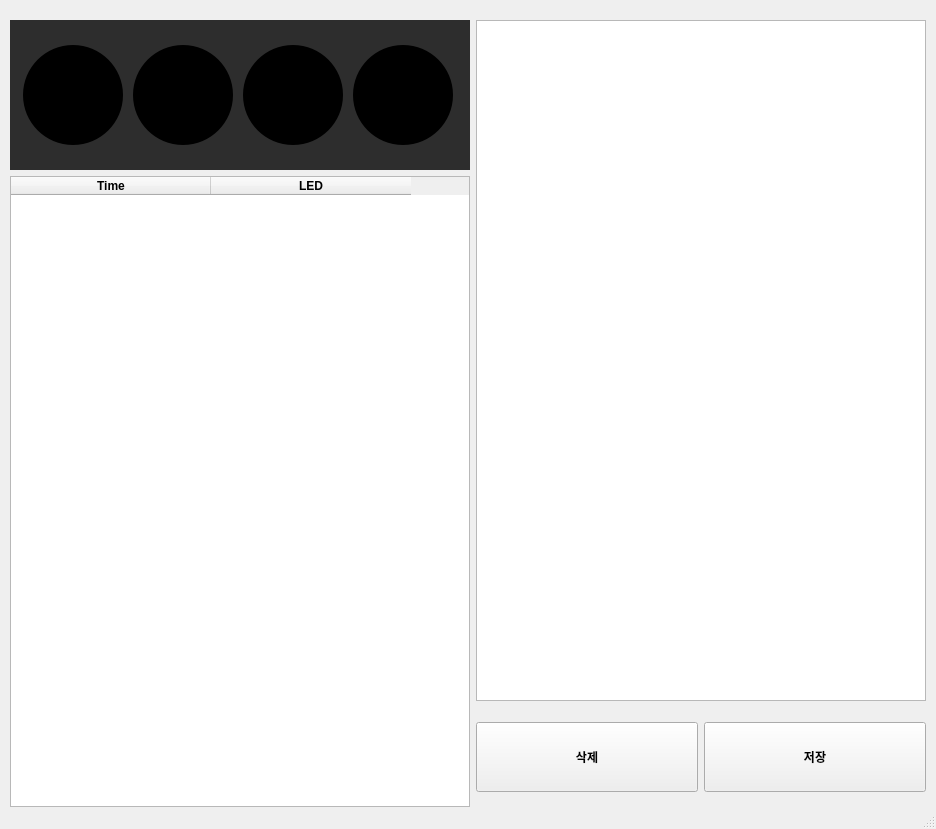
The window that traffic_ui.ui (daehyuh/TrafficLightProject) describes before a commit, drawn with Qt 5.
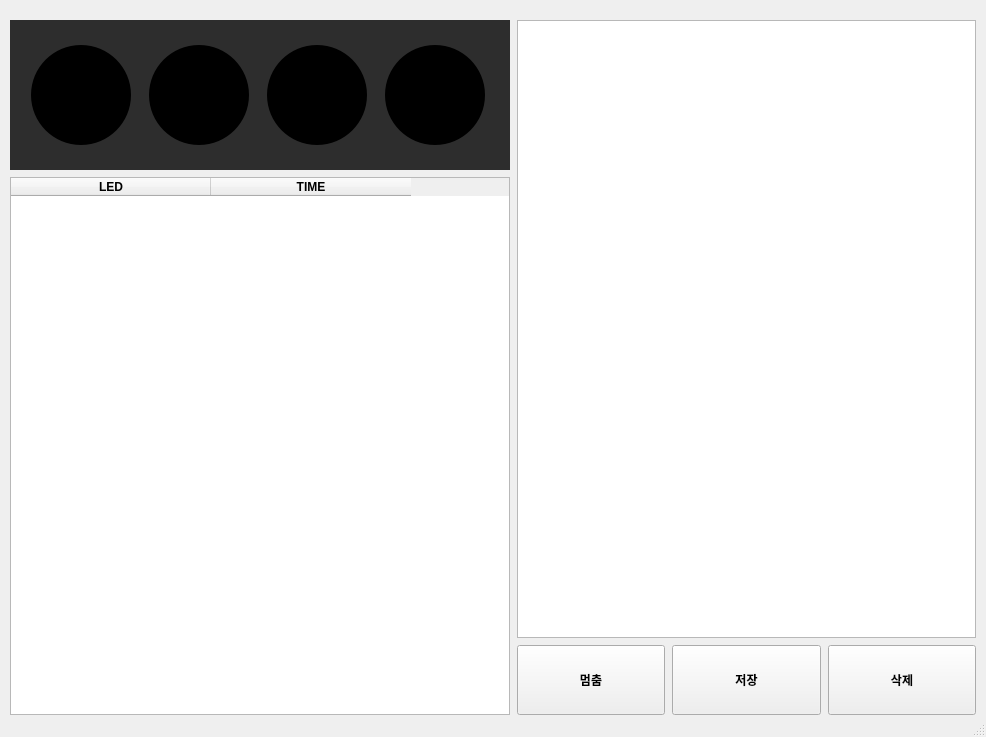
The same window after the commit.

```diff
--- a/traffic_ui.ui
+++ b/traffic_ui.ui
@@ -6,8 +6,8 @@
    <rect>
     <x>0</x>
     <y>0</y>
-    <width>936</width>
-    <height>829</height>
+    <width>986</width>
+    <height>737</height>
    </rect>
   </property>
   <property name="windowTitle">
@@ -30,18 +30,97 @@
     <property name="bottomMargin">
      <number>0</number>
     </property>
-    <item row="0" column="4">
+    <item row="1" column="4">
      <layout class="QGridLayout" name="gridLayout">
-      <item row="0" column="0" colspan="3">
-       <layout class="QHBoxLayout" name="horizontalLayout_2">
-        <item>
+      <property name="rightMargin">
+       <number>0</number>
+      </property>
+      <property name="bottomMargin">
+       <number>0</number>
+      </property>
+      <property name="spacing">
+       <number>7</number>
+      </property>
+      <item row="0" column="2" rowspan="5" colspan="3">
+       <widget class="QTreeView" name="treeView">
+        <property name="minimumSize">
+         <size>
+          <width>450</width>
+          <height>100</height>
+         </size>
+        </property>
+       </widget>
+      </item>
+      <item row="1" column="0" rowspan="5" colspan="2">
+       <widget class="QTableWidget" name="tableWidget">
+        <property name="minimumSize">
+         <size>
+          <width>500</width>
+          <height>500</height>
+         </size>
+        </property>
+        <property name="maximumSize">
+         <size>
+          <width>1000</width>
+          <height>16777215</height>
+         </size>
+        </property>
+        <property name="font">
+         <font>
+          <weight>75</weight>
+          <bold>true</bold>
+         </font>
+        </property>
+        <attribute name="horizontalHeaderVisible">
+         <bool>true</bool>
+        </attribute>
+        <attribute name="horizontalHeaderCascadingSectionResizes">
+         <bool>false</bool>
+        </attribute>
+        <attribute name="horizontalHeaderDefaultSectionSize">
+         <number>200</number>
+        </attribute>
+        <attribute name="horizontalHeaderMinimumSectionSize">
+         <number>45</number>
+        </attribute>
+        <attribute name="horizontalHeaderStretchLastSection">
+         <bool>false</bool>
+        </attribute>
+        <attribute name="verticalHeaderCascadingSectionResizes">
+         <bool>true</bool>
+        </attribute>
+        <attribute name="verticalHeaderDefaultSectionSize">
+         <number>40</number>
+        </attribute>
+        <attribute name="verticalHeaderMinimumSectionSize">
+         <number>40</number>
+        </attribute>
+        <column>
+         <property name="text">
+          <string>LED</string>
+         </property>
+        </column>
+        <column>
+         <property name="text">
+          <string>TIME</string>
+         </property>
+        </column>
+       </widget>
+      </item>
+      <item row="0" column="0" colspan="2">
          <widget class="QWidget" name="traffic_light_widget" native="true">
           <property name="minimumSize">
            <size>
-            <width>450</width>
+          <width>500</width>
             <height>150</height>
            </size>
           </property>
+        <property name="maximumSize">
+         <size>
+          <width>1000</width>
+          <height>16777215</height>
+         </size>
+        </property>
           <property name="styleSheet">
            <string notr="true">background-color: rgb(45, 45, 45);</string>
           </property>
@@ -147,69 +226,7 @@
           </layout>
          </widget>
         </item>
-       </layout>
-      </item>
-      <item row="0" column="5" rowspan="6" colspan="2">
-       <widget class="QTreeView" name="treeView">
-        <property name="minimumSize">
-         <size>
-          <width>450</width>
-          <height>100</height>
-         </size>
-        </property>
-       </widget>
-      </item>
-      <item row="1" column="0" rowspan="6" colspan="3">
-       <widget class="QTableWidget" name="tableWidget">
-        <property name="minimumSize">
-         <size>
-          <width>450</width>
-          <height>100</height>
-         </size>
-        </property>
-        <property name="font">
-         <font>
-          <weight>75</weight>
-          <bold>true</bold>
-         </font>
-        </property>
-        <attribute name="horizontalHeaderVisible">
-         <bool>true</bool>
-        </attribute>
-        <attribute name="horizontalHeaderCascadingSectionResizes">
-         <bool>false</bool>
-        </attribute>
-        <attribute name="horizontalHeaderDefaultSectionSize">
-         <number>200</number>
-        </attribute>
-        <attribute name="horizontalHeaderMinimumSectionSize">
-         <number>45</number>
-        </attribute>
-        <attribute name="horizontalHeaderStretchLastSection">
-         <bool>false</bool>
-        </attribute>
-        <attribute name="verticalHeaderCascadingSectionResizes">
-         <bool>true</bool>
-        </attribute>
-        <attribute name="verticalHeaderDefaultSectionSize">
-         <number>40</number>
-        </attribute>
-        <attribute name="verticalHeaderMinimumSectionSize">
-         <number>40</number>
-        </attribute>
-        <column>
-         <property name="text">
-          <string>Time</string>
-         </property>
-        </column>
-        <column>
-         <property name="text">
-          <string>LED</string>
-         </property>
-        </column>
-       </widget>
-      </item>
-      <item row="6" column="5" alignment="Qt::AlignVCenter">
+      <item row="5" column="2">
        <widget class="QPushButton" name="pushButton">
         <property name="minimumSize">
          <size>
@@ -225,11 +242,11 @@
          </font>
         </property>
         <property name="text">
-         <string>삭제</string>
+         <string>멈춤</string>
         </property>
        </widget>
       </item>
-      <item row="6" column="6" alignment="Qt::AlignVCenter">
+      <item row="5" column="3">
        <widget class="QPushButton" name="pushButton_2">
         <property name="minimumSize">
          <size>
@@ -249,6 +266,26 @@
         </property>
        </widget>
       </item>
+      <item row="5" column="4">
+       <widget class="QPushButton" name="pushButton_3">
+        <property name="minimumSize">
+         <size>
+          <width>100</width>
+          <height>70</height>
+         </size>
+        </property>
+        <property name="font">
+         <font>
+          <family>맑은 고딕</family>
+          <weight>75</weight>
+          <bold>true</bold>
+         </font>
+        </property>
+        <property name="text">
+         <string>삭제</string>
+        </property>
+       </widget>
+      </item>
      </layout>
     </item>
    </layout>
```
Left out of the diff: 4 changed lines with no effect on the pictures. Lines whose indentation alone changed are shown as unchanged.
